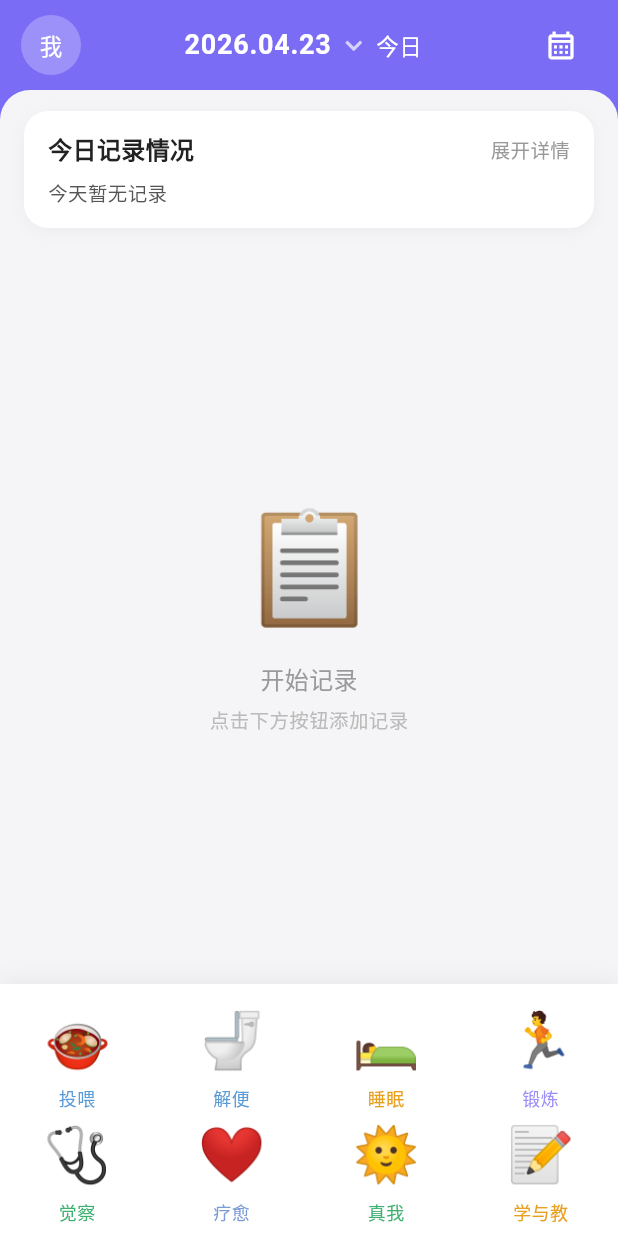
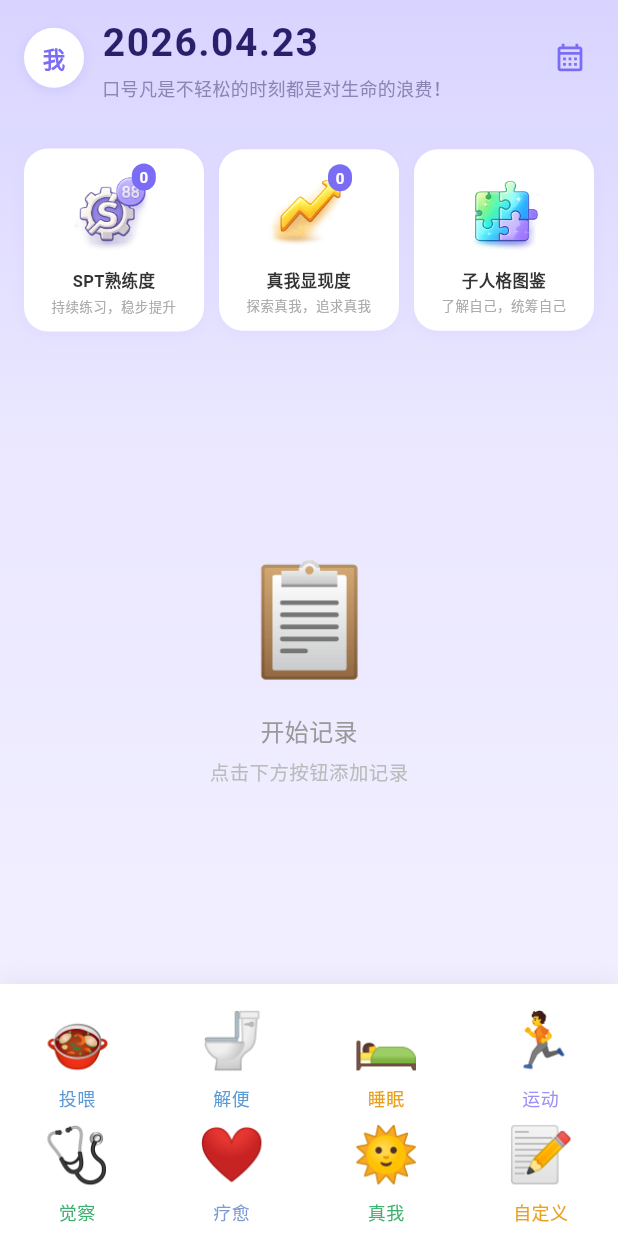
Before and after one commit to zhangxin142603-jpg/health_tracker, a Flutter app: the screen it shows after launch, on a phone screen of 412 x 824 dp. Run offline on Flutter 3.47's test engine with Material 3 defaults, Android fonts, the phone set to English and light mode, and no system bars; our stand-ins replace image_picker, package_info_plus, webview_flutter; Roboto replaces fonts that are missing (PingFang SC).

Commit message:
feat: 首页UI改版 - 渐变背景、统计卡片、新配色方案
- 新增渐变背景和浅色主题配色
- 新增SPT熟练度、真我显现度、子人格图鉴统计卡片
- 调整日期标题和头像样式
- 优化时间线卡片圆角样式
- 降低Gradle JVM内存配置
- 添加assets资源目录配置

```diff
--- a/lib/main.dart
+++ b/lib/main.dart
@@ -28,6 +28,9 @@ void main() {
 
 const Color kPrimary = Color(0xFF7B6CF6);
 const Color kPrimaryLight = Color(0xFF9B8FF9);
+const Color kBgLight = Color(0xFFEAE7FF);
+const Color kDateText = Color(0xFF2A1F6A);
+const Color kSubtitleText = Color(0xFF8B85B5);
 
 class BabyTrackerApp extends StatelessWidget {
   const BabyTrackerApp({super.key});
@@ -209,31 +212,33 @@ class _HomePageState extends State<HomePage> {
     final entries = _buildEntries(provider);
 
     return Scaffold(
-      backgroundColor: kPrimary,
-      body: Column(
-        children: [
-          _buildHeader(),
-          Expanded(
-            child: Container(
+      backgroundColor: Colors.transparent,
+      body: Container(
         decoration: const BoxDecoration(
-                color: Color(0xFFF5F5F7),
-                borderRadius: BorderRadius.vertical(top: Radius.circular(20)),
+          gradient: LinearGradient(
+            begin: Alignment.topCenter,
+            end: Alignment.bottomCenter,
+            colors: [
+              Color(0xFFD8D4FF),
+              Color(0xFFEAE7FF),
+              Color(0xFFF5F3FF),
+            ],
+            stops: [0.0, 0.35, 1.0],
+          ),
         ),
         child: Column(
           children: [
-                  _buildSummaryCard(provider),
+            _buildHeader(),
+            _buildStatCards(provider),
             const SizedBox(height: 8),
             Expanded(
               child: entries.isEmpty
                   ? _buildEmpty()
                   : _buildTimeline(context, entries, provider),
             ),
+            _buildBottomBar(context, provider),
           ],
         ),
-            ),
-          ),
-          _buildBottomBar(context, provider),
-        ],
       ),
     );
   }
@@ -244,67 +249,54 @@ class _HomePageState extends State<HomePage> {
     final label = DateFormat('yyyy.MM.dd').format(_selectedDate);
     return SafeArea(
       bottom: false,
-      child: SizedBox(
-        height: 60,
+      child: Padding(
+        padding: const EdgeInsets.fromLTRB(16, 10, 8, 18),
         child: Row(
+          crossAxisAlignment: CrossAxisAlignment.center,
           children: [
-            // "我" avatar
-            Padding(
-              padding: const EdgeInsets.only(left: 14),
-              child: GestureDetector(
+            GestureDetector(
               onTap: () => Navigator.push(
                 context,
                 MaterialPageRoute(builder: (_) => const ProfilePage()),
               ),
               child: _buildAvatar(context),
             ),
-            ),
-            // Date (centered, tappable)
+            const SizedBox(width: 12),
             Expanded(
               child: GestureDetector(
                 onTap: _pickDate,
-                child: Row(
-                  mainAxisAlignment: MainAxisAlignment.center,
+                child: Column(
+                  crossAxisAlignment: CrossAxisAlignment.start,
+                  mainAxisSize: MainAxisSize.min,
                   children: [
                     Text(
                       label,
                       style: const TextStyle(
-                        color: Colors.white,
-                        fontSize: 18,
+                        color: kDateText,
+                        fontSize: 26,
                         fontWeight: FontWeight.bold,
-                        letterSpacing: 0.5,
+                        letterSpacing: 1.0,
                       ),
                     ),
-                    const SizedBox(width: 4),
-                    const Icon(
-                      Icons.keyboard_arrow_down,
-                      color: Colors.white70,
-                      size: 22,
-                    ),
-                    const SizedBox(width: 4),
+                    const SizedBox(height: 3),
                     Text(
-                      _isToday() ? AppLocalizations.of(context).todayLabel : AppLocalizations.of(context).pastLabel,
+                      Provider.of<AppProvider>(context).userMotto,
                       style: const TextStyle(
-                        color: Colors.white,
-                        fontSize: 15,
-                        fontWeight: FontWeight.w500,
+                        color: kSubtitleText,
+                        fontSize: 12,
                       ),
                     ),
                   ],
                 ),
               ),
             ),
-            // Left/Right day navigation
-            Padding(
-              padding: const EdgeInsets.only(right: 14),
-              child: IconButton(
+            IconButton(
               icon: const Icon(
                 Icons.calendar_month_outlined,
-                  color: Colors.white,
+                color: kPrimary,
                 size: 22,
               ),
               onPressed: _pickDate,
-              ),
             ),
           ],
         ),
@@ -331,16 +323,23 @@ class _HomePageState extends State<HomePage> {
         width: 40,
         height: 40,
         decoration: BoxDecoration(
-          color: Color.fromARGB(64, 255, 255, 255),
+          color: Colors.white,
           shape: BoxShape.circle,
+          boxShadow: [
+            BoxShadow(
+              color: kPrimary.withAlpha(40),
+              blurRadius: 6,
+              offset: const Offset(0, 2),
+            ),
+          ],
         ),
         child: Center(
           child: Text(
             AppLocalizations.of(context).me,
             style: const TextStyle(
-              color: Colors.white,
+              color: kPrimary,
               fontSize: 15,
-              fontWeight: FontWeight.w500,
+              fontWeight: FontWeight.w600,
             ),
           ),
         ),
@@ -348,9 +347,47 @@ class _HomePageState extends State<HomePage> {
     }
   }
 
-  // ─── Summary card (expandable) ─────────────────────────────────────────────
+  // ─── Stat cards ────────────────────────────────────────────────────────────
 
-  Widget _buildSummaryCard(AppProvider provider) {
+  Widget _buildStatCards(AppProvider provider) {
+    final selfCount = provider.genericEntries
+        .where((e) => e.type == '真我')
+        .length;
+    final healingCount = provider.genericEntries
+        .where((e) => e.type == '疗愈')
+        .length;
+
+    return Padding(
+      padding: const EdgeInsets.fromLTRB(16, 14, 16, 0),
+      child: Row(
+        children: [
+          _StatCard(
+            imagePath: 'assets/icons/spt_level.png',
+            title: 'SPT熟练度',
+            subtitle: '持续练习，稳步提升',
+            badge: '$healingCount',
+          ),
+          const SizedBox(width: 10),
+          _StatCard(
+            imagePath: 'assets/icons/true_self.png',
+            title: '真我显现度',
+            subtitle: '探索真我，追求真我',
+            badge: '$selfCount',
+          ),
+          const SizedBox(width: 10),
+          _StatCard(
+            imagePath: 'assets/icons/persona.png',
+            title: '子人格图鉴',
+            subtitle: '了解自己，统筹自己',
+          ),
+        ],
+      ),
+    );
+  }
+
+  // ─── Empty state ───────────────────────────────────────────────────────────
+
+  Widget _buildSummaryCard_UNUSED(AppProvider provider) {
     final feedCount = provider.feedingEntries
         .where((e) => _sameDay(e.timestamp))
         .toList();
@@ -765,10 +802,9 @@ class _HomePageState extends State<HomePage> {
                 width: 10,
                 height: 10,
                 margin: const EdgeInsets.only(top: 5),
-                decoration: BoxDecoration(
-                  color: Colors.white,
+                decoration: const BoxDecoration(
+                  color: Color(0xFF9B8FF9),
                   shape: BoxShape.circle,
-                  border: Border.all(color: const Color(0xFFCCCCCC), width: 2),
                 ),
               ),
               if (!isLast)
@@ -940,9 +976,9 @@ class _HomePageState extends State<HomePage> {
                   ),
                   _BottomBtn(
                     AppEmojis.exercise,
-                    '锻炼',
+                    '运动',
                     const Color(0xFF9B8FF9),
-                    () => _goto(const GenericRecordPage(type: '锻炼')),
+                    () => _goto(const GenericRecordPage(type: '运动')),
                   ),
                 ],
               ),
@@ -971,7 +1007,7 @@ class _HomePageState extends State<HomePage> {
                   ),
                   _BottomBtn(
                     AppEmojis.custom,
-                    '学与教',
+                    '自定义',
                     const Color(0xFFE8A020),
                     () => _goto(const CustomPage()),
                   ),
@@ -1032,7 +1068,7 @@ class _TimelineCard extends StatelessWidget {
               height: 44,
               decoration: BoxDecoration(
                 color: emojiColor,
-                borderRadius: BorderRadius.circular(12),
+                borderRadius: BorderRadius.circular(22),
               ),
               child: Center(
                 child: Text(emoji, style: const TextStyle(fontSize: 22)),
@@ -1115,3 +1151,103 @@ class _BottomBtn extends StatelessWidget {
     );
   }
 }
+
+// ─── Stat card ─────────────────────────────────────────────────────────────────
+
+class _StatCard extends StatelessWidget {
+  final String imagePath;
+  final String title;
+  final String subtitle;
+  final String? badge;
+
+  const _StatCard({
+    required this.imagePath,
+    required this.title,
+    required this.subtitle,
+    this.badge,
+  });
+
+  @override
+  Widget build(BuildContext context) {
+    return Expanded(
+      child: Container(
+        padding: const EdgeInsets.fromLTRB(8, 12, 8, 10),
+        decoration: BoxDecoration(
+          color: Colors.white,
+          borderRadius: BorderRadius.circular(16),
+          boxShadow: [
+            BoxShadow(
+              color: kPrimary.withAlpha(18),
+              blurRadius: 8,
+              offset: const Offset(0, 2),
+            ),
+          ],
+        ),
+        child: Column(
+          crossAxisAlignment: CrossAxisAlignment.center,
+          children: [
+            SizedBox(
+              height: 62,
+              child: Stack(
+                alignment: Alignment.center,
+                clipBehavior: Clip.none,
+                children: [
+                  Image.asset(
+                    imagePath,
+                    height: 56,
+                    fit: BoxFit.contain,
+                  ),
+                  if (badge != null && badge!.isNotEmpty)
+                    Positioned(
+                      top: -2,
+                      right: 0,
+                      child: Container(
+                        padding: const EdgeInsets.symmetric(
+                          horizontal: 5,
+                          vertical: 2,
+                        ),
+                        decoration: BoxDecoration(
+                          color: kPrimary,
+                          borderRadius: BorderRadius.circular(10),
+                        ),
+                        child: Text(
+                          badge!,
+                          style: const TextStyle(
+                            color: Colors.white,
+                            fontSize: 10,
+                            fontWeight: FontWeight.bold,
+                          ),
+                        ),
+                      ),
+                    ),
+                ],
+              ),
+            ),
+            const SizedBox(height: 6),
+            Text(
+              title,
+              style: const TextStyle(
+                fontSize: 11,
+                fontWeight: FontWeight.w600,
+                color: Color(0xFF333333),
+              ),
+              textAlign: TextAlign.center,
+              overflow: TextOverflow.ellipsis,
+            ),
+            const SizedBox(height: 2),
+            Text(
+              subtitle,
+              style: const TextStyle(
+                fontSize: 9,
+                color: Color(0xFFAAAAAA),
+              ),
+              textAlign: TextAlign.center,
+              overflow: TextOverflow.ellipsis,
+              maxLines: 2,
+            ),
+          ],
+        ),
+      ),
+    );
+  }
+}
--- a/pubspec.yaml
+++ b/pubspec.yaml
@@ -77,10 +77,8 @@ flutter:
   # the material Icons class.
   uses-material-design: true
 
-  # To add assets to your application, add an assets section, like this:
-  # assets:
-  #   - images/a_dot_burr.jpeg
-  #   - images/a_dot_ham.jpeg
+  assets:
+    - assets/icons/
 
   # An image asset can refer to one or more resolution-specific "variants", see
   # https://flutter.dev/to/resolution-aware-images
```
Also changed, not shown: assets/icons/persona.png (added), assets/icons/spt_level.png (added), assets/icons/true_self.png (added), 1 other file. Lines whose indentation alone changed are shown as unchanged.
